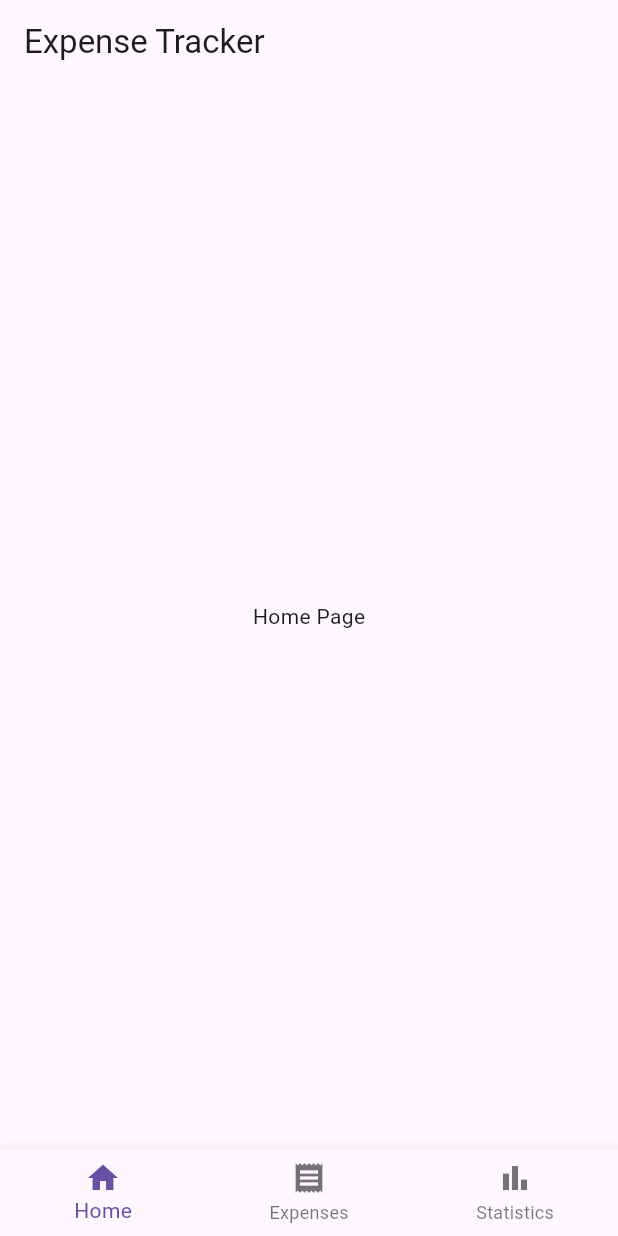
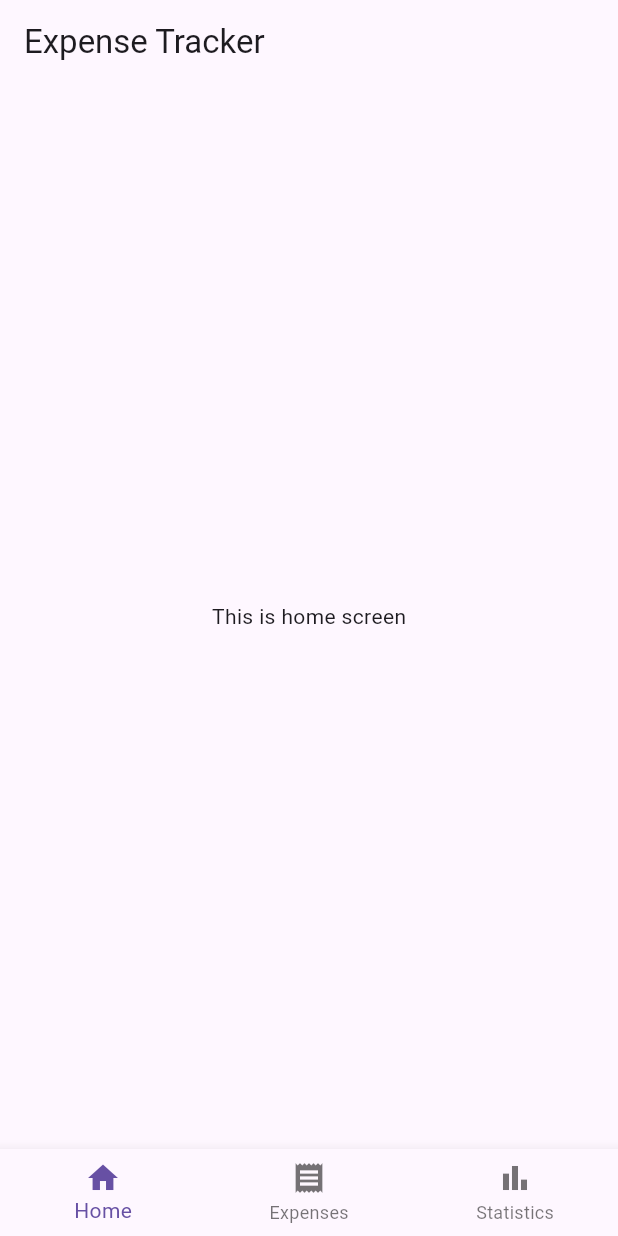
Before and after one commit to 1nonlybrucee/flutter-practice, a Flutter app: the screen it shows after launch, on a phone screen of 412 x 824 dp. Run offline on Flutter 3.47's test engine with Material 3 defaults, Android fonts, the light colour scheme and no system bars.

Commit message:
feat: implement bottom navigation with home, expenses, and stats screens

```diff
--- a/project_04_expense_tracker_v2/lib/main.dart
+++ b/project_04_expense_tracker_v2/lib/main.dart
@@ -1,5 +1,5 @@
 import 'package:flutter/material.dart';
-import 'pages/home_page.dart';
+import 'package:project_04_expense_tracker_v2/pages/home_page.dart';
 
 void main() {
   runApp(const MyApp());
@@ -12,7 +12,7 @@ class MyApp extends StatelessWidget {
   Widget build(BuildContext context) {
     return MaterialApp(
       debugShowCheckedModeBanner: false,
-      home: Scaffold(body: Center(child: HomePage())),
+      home: Scaffold(body: HomePage()),
     );
   }
 }
--- /dev/null
+++ b/project_04_expense_tracker_v2/lib/navigation/navigation.dart
@@ -0,0 +1,28 @@
+import 'package:flutter/material.dart';
+
+class Navigation extends StatelessWidget {
+  final int currentIndex;
+  final ValueChanged<int> onTap;
+
+  const Navigation({
+    super.key,
+    required this.currentIndex,
+    required this.onTap,
+  });
+
+  @override
+  Widget build(BuildContext context) {
+    return BottomNavigationBar(
+      currentIndex: currentIndex,
+      onTap: onTap,
+      items: const [
+        BottomNavigationBarItem(icon: Icon(Icons.home), label: "Home"),
+        BottomNavigationBarItem(icon: Icon(Icons.receipt), label: "Expenses"),
+        BottomNavigationBarItem(
+          icon: Icon(Icons.bar_chart),
+          label: "Statistics",
+        ),
+      ],
+    );
+  }
+}
--- a/project_04_expense_tracker_v2/lib/pages/home_page.dart
+++ b/project_04_expense_tracker_v2/lib/pages/home_page.dart
@@ -1,4 +1,8 @@
 import 'package:flutter/material.dart';
+import 'package:project_04_expense_tracker_v2/pages/expenses_screen.dart';
+import 'package:project_04_expense_tracker_v2/pages/home_screen.dart';
+import 'package:project_04_expense_tracker_v2/pages/stats_screen.dart';
+import '/navigation/navigation.dart';
 
 class HomePage extends StatefulWidget {
   const HomePage({super.key});
@@ -8,32 +12,26 @@ class HomePage extends StatefulWidget {
 }
 
 class _HomePageState extends State<HomePage> {
-  int currentIndex = 0;
+  int _selectedIndex = 0;
+
+  final List<Widget> _pages = [
+    const HomeScreen(),
+    const ExpensesScreen(),
+    const StatsScreen(),
+  ];
+
+  void _onNavTapped(int index) {
+    setState(() => _selectedIndex = index);
+  }
 
   @override
   Widget build(BuildContext context) {
     return Scaffold(
-      appBar: AppBar(title: const Text("Expense Tracker")),
-
-      body: const Center(child: Text("Home Page")),
-
-      bottomNavigationBar: BottomNavigationBar(
-        currentIndex: currentIndex,
-
-        onTap: (index) {
-          setState(() {
-            currentIndex = index;
-          });
-        },
-
-        items: const [
-          BottomNavigationBarItem(icon: Icon(Icons.home), label: "Home"),
-          BottomNavigationBarItem(icon: Icon(Icons.receipt), label: "Expenses"),
-          BottomNavigationBarItem(
-            icon: Icon(Icons.bar_chart),
-            label: "Statistics",
-          ),
-        ],
+      appBar: AppBar(title: Text("Expense Tracker")),
+      body: _pages[_selectedIndex],
+      bottomNavigationBar: Navigation(
+        currentIndex: _selectedIndex,
+        onTap: _onNavTapped,
       ),
     );
   }
--- /dev/null
+++ b/project_04_expense_tracker_v2/lib/pages/home_screen.dart
@@ -0,0 +1,10 @@
+import 'package:flutter/material.dart';
+
+class HomeScreen extends StatelessWidget {
+  const HomeScreen({super.key});
+
+  @override
+  Widget build(BuildContext context) {
+    return Scaffold(body: Center(child: Text("This is home screen")));
+  }
+}
```
Also changed, not shown: project_04_expense_tracker_v2/lib/pages/expenses_screen.dart (added, +10 -0 lines), project_04_expense_tracker_v2/lib/pages/stats_screen.dart (added, +10 -0 lines).
